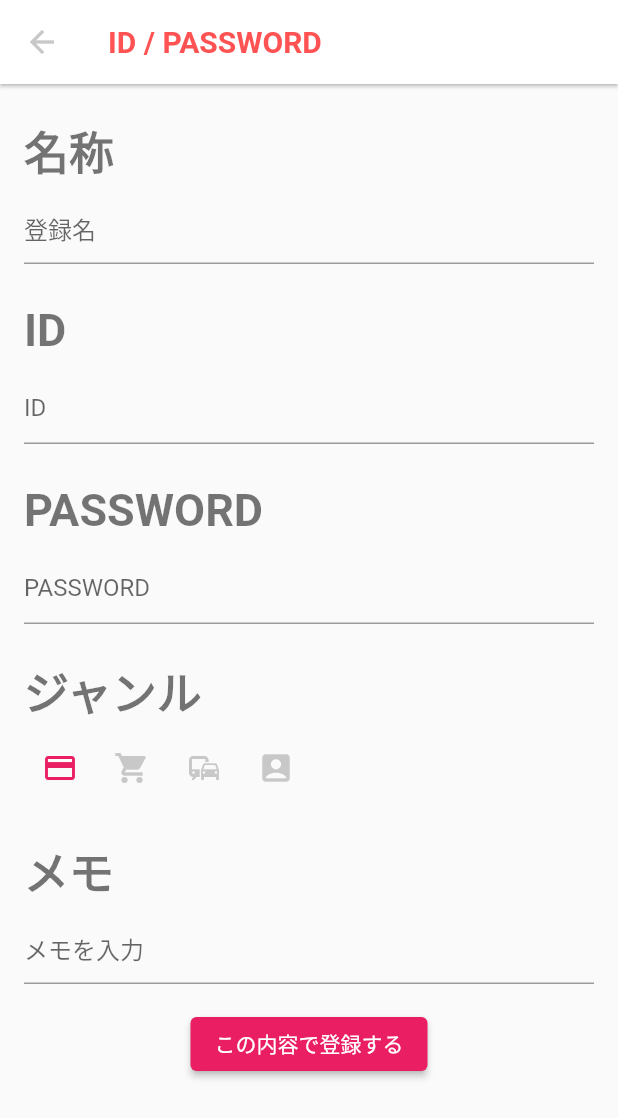
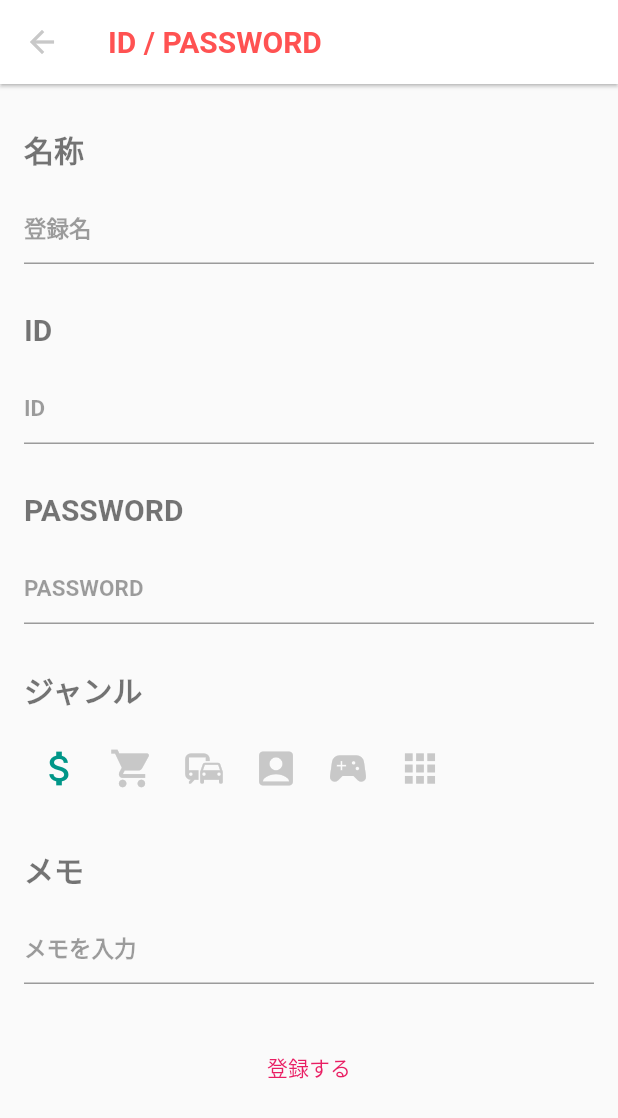
Before and after one commit to kolbe-ryo/password_app_2, a Flutter app: the screen it shows after launch, after a tap on the "add" icon, on a phone screen of 412 x 824 dp. Shown: the top 1118 px of the screen. Run offline on Flutter 3.47's test engine with Material 2 defaults, Android fonts, the phone set to English and light mode, and no system bars; our stand-ins replace flutter_riverpod, fluttertoast, freezed_annotation.

Commit message:
add resister button

```diff
--- a/lib/constants/style.dart
+++ b/lib/constants/style.dart
@@ -26,5 +26,11 @@ const kSecondTextStyle = TextStyle(
   fontWeight: FontWeight.w600,
 );
 
+const kCaptionTextStyle = TextStyle(
+  color: Colors.black54,
+  fontSize: 20,
+  fontWeight: FontWeight.w600,
+);
+
 // Size
 const kSpacing = 16.0;
--- a/lib/enum/genre_data_enum.dart
+++ b/lib/enum/genre_data_enum.dart
@@ -10,32 +10,44 @@ enum GenreDataEnum {
   transportation,
   @JsonValue(3)
   sns,
+  @JsonValue(4)
+  entertainment,
+  @JsonValue(5)
+  others,
 }
 
 extension GenreDataEnumExt on GenreDataEnum {
   IconData get icon {
     switch (this) {
       case GenreDataEnum.money:
-        return Icons.payment;
+        return Icons.attach_money;
       case GenreDataEnum.shopping:
         return Icons.shopping_cart;
       case GenreDataEnum.transportation:
         return Icons.commute;
       case GenreDataEnum.sns:
-        return Icons.account_box_rounded;
+        return Icons.account_box;
+      case GenreDataEnum.entertainment:
+        return Icons.sports_esports;
+      case GenreDataEnum.others:
+        return Icons.apps;
     }
   }
 
   Color get color {
     switch (this) {
       case GenreDataEnum.money:
-        return Colors.pink;
+        return Colors.teal;
       case GenreDataEnum.shopping:
         return Colors.lightGreen;
       case GenreDataEnum.transportation:
         return Colors.cyan;
       case GenreDataEnum.sns:
         return Colors.purpleAccent;
+      case GenreDataEnum.entertainment:
+        return Colors.orangeAccent;
+      case GenreDataEnum.others:
+        return Colors.yellow;
     }
   }
 }
--- a/lib/main.dart
+++ b/lib/main.dart
@@ -3,17 +3,14 @@ import 'package:flutter_riverpod/flutter_riverpod.dart';
 import 'package:password_app_2/constants/style.dart';
 import 'package:password_app_2/view/selection_page.dart';
 
-void main() {
-  runApp(const MyApp());
-}
+void main() => runApp(const ProviderScope(child: MyApp()));
 
 class MyApp extends StatelessWidget {
   const MyApp({Key? key}) : super(key: key);
 
   @override
   Widget build(BuildContext context) {
-    return ProviderScope(
-      child: MaterialApp(
+    return MaterialApp(
       title: 'Password App',
       theme: ThemeData(
         primarySwatch: Colors.pink,
@@ -24,7 +21,6 @@ class MyApp extends StatelessWidget {
         ),
       ),
       home: const SelectionPage(),
-      ),
     );
   }
 }
--- a/lib/view/component/atom/selected_icon_button.dart
+++ b/lib/view/component/atom/selected_icon_button.dart
@@ -19,6 +19,7 @@ class SelectedIconButton extends ConsumerWidget {
       icon: Icon(
         genreData.icon,
         color: selection == genreData ? genreData.color : kGreyColor,
+        size: 30,
       ),
     );
   }
--- a/lib/view/component/molecules/genre_select_tile.dart
+++ b/lib/view/component/molecules/genre_select_tile.dart
@@ -19,7 +19,7 @@ class GenreSelectTile extends ConsumerWidget {
           contentPadding: const EdgeInsets.only(top: kSpacing),
           title: Text(
             idPasswordManagerItem.caption,
-            style: kFirstTextStyle,
+            style: kCaptionTextStyle,
           ),
         ),
         Row(
--- a/lib/view/component/molecules/input_tile.dart
+++ b/lib/view/component/molecules/input_tile.dart
@@ -18,11 +18,14 @@ class InputTile extends StatelessWidget {
           contentPadding: const EdgeInsets.only(top: kSpacing),
           title: Text(
             idPasswordManagerItem.caption,
-            style: kFirstTextStyle,
+            style: kCaptionTextStyle,
           ),
         ),
         TextField(
-          decoration: InputDecoration(hintText: idPasswordManagerItem.hintText),
+          decoration: InputDecoration(
+            hintText: idPasswordManagerItem.hintText,
+            hintStyle: kSecondTextStyle,
+          ),
         ),
       ],
     );
--- a/lib/view/id_password_manager_page.dart
+++ b/lib/view/id_password_manager_page.dart
@@ -24,12 +24,16 @@ class IdPasswordManagerPage extends StatelessWidget {
                     ? GenreSelectTile(kIdPasswordManagerItem[index])
                     : InputTile(kIdPasswordManagerItem[index]),
             itemCount: kIdPasswordManagerItem.length,
+            physics: const NeverScrollableScrollPhysics(),
             shrinkWrap: true,
           ),
           Padding(
-            padding: const EdgeInsets.only(top: kSpacing),
-            child:
-                ElevatedButton(onPressed: () => {}, child: Text('この内容で登録する')),
+            padding: const EdgeInsets.only(top: kSpacing * 2),
+            child: TextButton(
+                onPressed: () => {},
+                child: const Text(
+                  '登録する',
+                )),
           )
         ],
       ),
```
Lines whose indentation alone changed are shown as unchanged.
